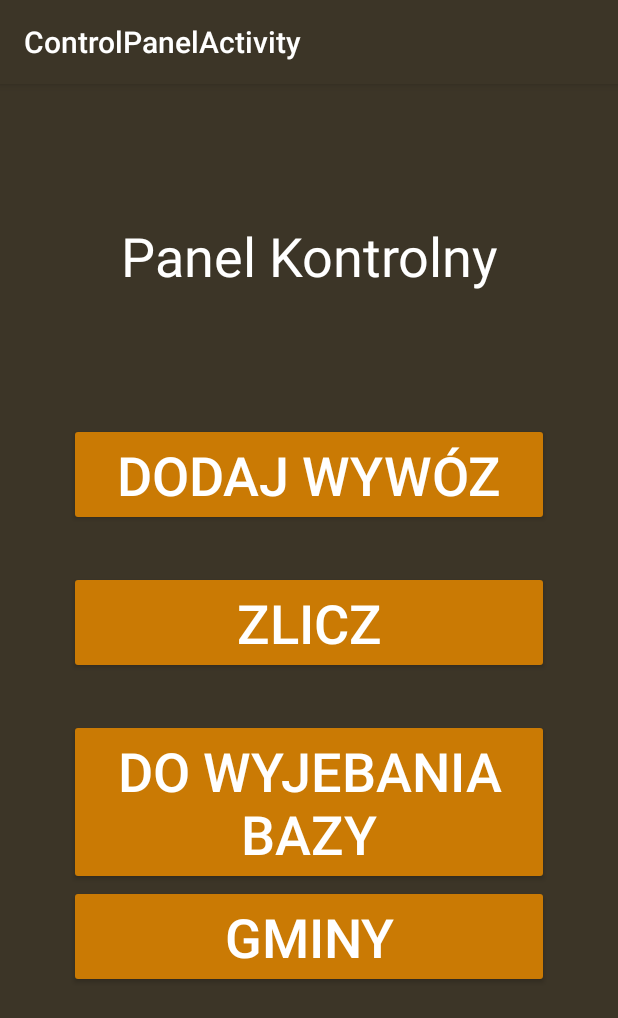
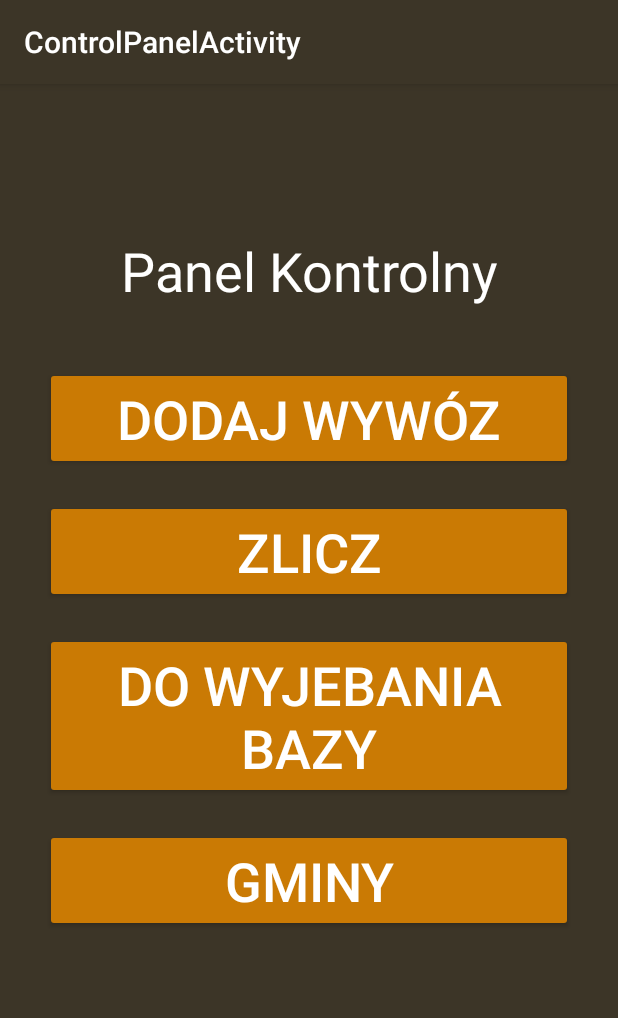
Before and after one commit to KacperTudruj/SciekiV2, an Android app: the ControlPanelActivity screen opened directly, with no data from a screen before it, on a phone screen of 412 x 824 dp. Shown: the top 1018 px of the screen. Run offline under Robolectric (Android 15) with nearby library versions, the phone set to English and light mode, and no system bars; libraries missing offline, so code that uses them is left out: io.realm, io.realm.kotlin; 1 statement that could not run was skipped.

```diff
--- a/app/src/main/res/layout/activity_control_panel.xml
+++ b/app/src/main/res/layout/activity_control_panel.xml
@@ -1,5 +1,5 @@
 <?xml version="1.0" encoding="utf-8"?>
-<RelativeLayout xmlns:android="http://schemas.android.com/apk/res/android"
+<LinearLayout xmlns:android="http://schemas.android.com/apk/res/android"
     xmlns:tools="http://schemas.android.com/tools"
     android:id="@+id/linearLayout"
     android:layout_width="match_parent"
@@ -10,61 +10,67 @@
 
     <TextView
         android:id="@+id/controll_panel_text"
-        android:layout_width="wrap_content"
+        android:layout_width="match_parent"
         android:layout_height="wrap_content"
-        android:layout_centerHorizontal="true"
+        android:orientation="vertical"
+        android:padding="10dp"
         android:layout_marginTop="90dp"
         android:gravity="center"
-        android:orientation="vertical"
         android:text="@string/controll_panel_text" />
 
     <RelativeLayout
-        android:layout_width="356dp"
-        android:layout_height="499dp"
-        android:layout_below="@id/controll_panel_text"
-        android:layout_centerInParent="true"
-        android:layout_marginTop="87dp"
+        android:layout_width="match_parent"
+        android:layout_height="wrap_content"
+        android:padding="10dp"
         android:orientation="vertical">
 
         <Button
             android:id="@+id/sewage_disposal_button"
-            android:layout_width="320dp"
+            android:layout_width="match_parent"
             android:layout_height="wrap_content"
-            android:layout_centerHorizontal="true"
-            android:layout_marginTop="0dp"
+            android:padding="10dp"
+            android:layout_marginStart="20dp"
+            android:layout_marginTop="20dp"
+            android:layout_marginEnd="20dp"
             android:text="@string/sewage_disposal"
             android:theme="@style/SciekiTheme.Button" />
 
         <Button
             android:id="@+id/show_disposal_button"
-            android:layout_width="320dp"
+            android:layout_width="match_parent"
             android:layout_height="wrap_content"
+            android:padding="10dp"
+            android:layout_marginStart="20dp"
+            android:layout_marginTop="20dp"
+            android:layout_marginEnd="20dp"
             android:layout_below="@+id/sewage_disposal_button"
-            android:layout_centerHorizontal="true"
-            android:layout_marginTop="30dp"
             android:text="@string/count_disposal"
             android:theme="@style/SciekiTheme.Button"/>
 
         <Button
             android:id="@+id/dousuwaniaelemtowWbazie"
-            android:layout_width="320dp"
+            android:layout_width="match_parent"
             android:layout_height="wrap_content"
+            android:padding="10dp"
+            android:layout_marginStart="20dp"
+            android:layout_marginTop="20dp"
+            android:layout_marginEnd="20dp"
             android:layout_below="@+id/show_disposal_button"
-            android:layout_centerHorizontal="true"
-            android:layout_marginTop="30dp"
             android:text="Do wyjebania bazy"
             android:theme="@style/SciekiTheme.Button"/>
 
         <Button
             android:id="@+id/community_list_button"
-            android:layout_width="320dp"
+            android:layout_width="match_parent"
             android:layout_height="wrap_content"
+            android:padding="10dp"
+            android:layout_marginStart="20dp"
+            android:layout_marginTop="20dp"
+            android:layout_marginEnd="20dp"
             android:layout_below="@id/dousuwaniaelemtowWbazie"
-            android:layout_centerHorizontal="true"
-            android:layout_marginTop="0dp"
             android:text="@string/community_list_button"
             android:theme="@style/SciekiTheme.Button"/>
 
     </RelativeLayout>
 
-</RelativeLayout>
+</LinearLayout>
--- a/app/src/main/res/values/dimens.xml
+++ b/app/src/main/res/values/dimens.xml
@@ -1,4 +1,5 @@
 <resources>
     <dimen name="fab_margin">16dp</dimen>
     <dimen name="textSize">36sp</dimen>
+    <dimen name="button_layout_width">320dp</dimen>
 </resources>
--- a/app/src/main/res/values/strings.xml
+++ b/app/src/main/res/values/strings.xml
@@ -33,5 +33,6 @@
 
     <!--CommunityPanel                  -->
     <string name="community_list_text_view">Lista Gmin</string>
+    <string name="commutniy_add_button">Dodaj Gmię</string>
 
 </resources>
--- a/app/src/main/res/values/styles.xml
+++ b/app/src/main/res/values/styles.xml
@@ -18,8 +18,10 @@
         <item name="android:textSize">@dimen/textSize</item>
 <!--        <item name="android:backgroundTint">@color/buttonColor</item>-->
     </style>
-    <style name="SciekiTheme.Button" parent="Widget.AppCompat.Button.Colored">
+    <style name="SciekiTheme.Button" parent="Widget.AppCompat.Button">
         <item name="android:backgroundTint">@color/buttonColor</item>
+        <item name="android:layout_width">@dimen/button_layout_width</item>
+        <item name="android:layout_height">wrap_content</item>
     </style>
 
     <style name="SciekiTheme.EditText" parent="Widget.AppCompat.EditText">
```
Also changed, not shown: app/src/main/res/layout/activity_community_panel.xml (+19 -27 lines), app/src/main/res/layout/activity_main.xml (+5 -3 lines), app/src/main/res/layout/activity_sewage_disposal.xml (+5 -3 lines), app/src/main/res/layout/adapter_view_community.xml (+4 -10 lines).
